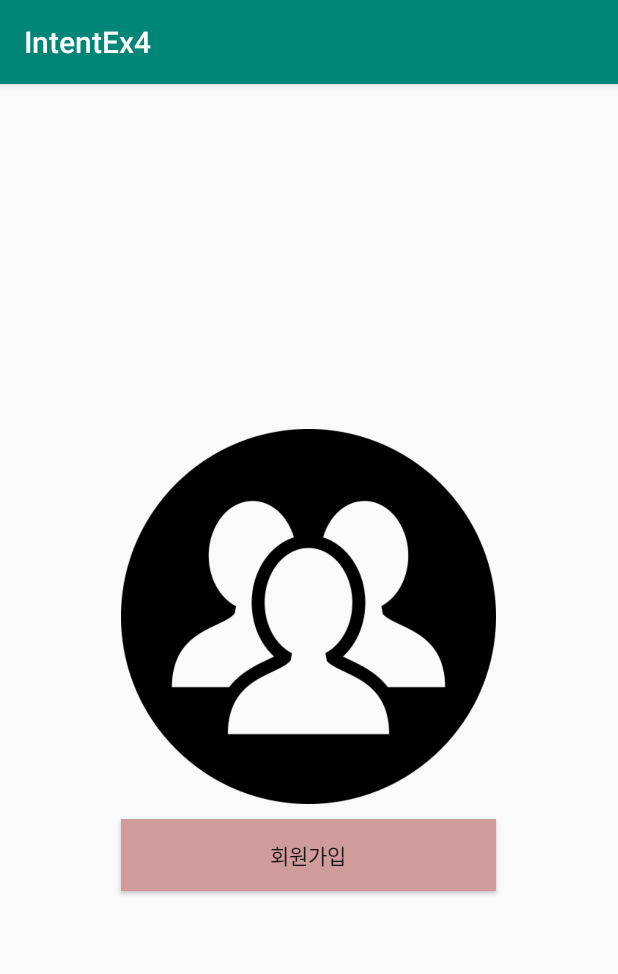
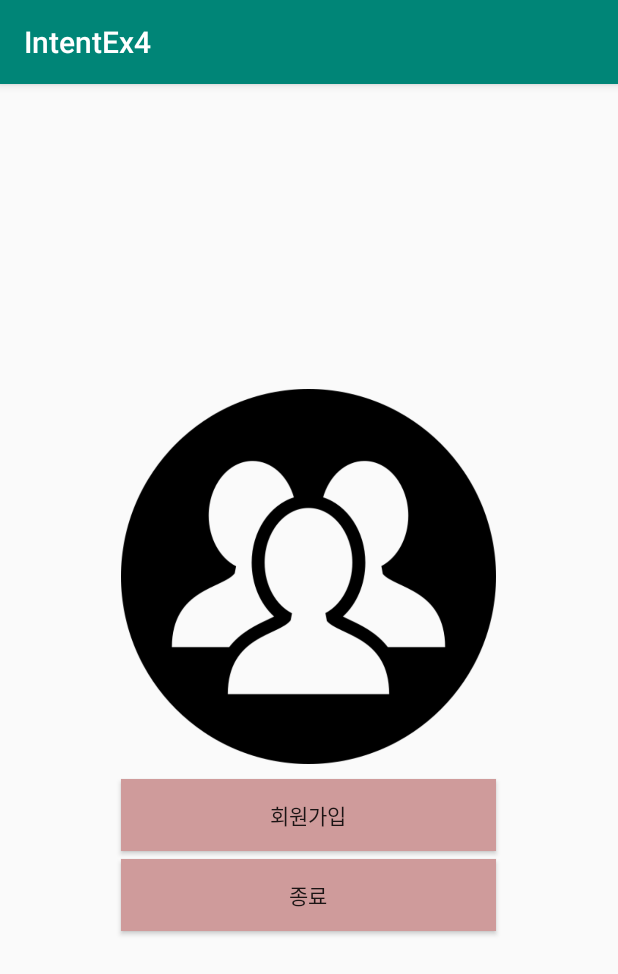
Before and after one commit to sujin22/IntentEx, an Android app: the screen it shows after launch (MainActivity), on a phone screen of 412 x 824 dp. Shown: the top 974 px of the screen. Run offline under Robolectric (Android 15) with nearby library versions, the phone set to English and light mode, and no system bars.

Commit message:
Add 'previous' function

```diff
--- a/IntentEx4/app/src/main/java/com/example/intentex4/Join1Activity.java
+++ b/IntentEx4/app/src/main/java/com/example/intentex4/Join1Activity.java
@@ -42,7 +42,6 @@ public class Join1Activity extends AppCompatActivity {
                 intent.putExtra("name",name);
 
                 startActivity(intent);
-                finish();
             }
         });
 
--- a/IntentEx4/app/src/main/java/com/example/intentex4/Join2Activity.java
+++ b/IntentEx4/app/src/main/java/com/example/intentex4/Join2Activity.java
@@ -51,14 +51,12 @@ public class Join2Activity extends AppCompatActivity {
                 intent.putExtra("name", name);
 
                startActivity(intent);
-               finish();
             }
         });
 
         btnNo.setOnClickListener(new View.OnClickListener() {
             @Override
             public void onClick(View v) {
-                Toast.makeText(getApplicationContext(), "회원가입 취소", Toast.LENGTH_SHORT).show();
                 finish();
             }
         });
--- a/IntentEx4/app/src/main/java/com/example/intentex4/Join3Activity.java
+++ b/IntentEx4/app/src/main/java/com/example/intentex4/Join3Activity.java
@@ -64,14 +64,12 @@ public class Join3Activity extends AppCompatActivity {
                 intent.putExtra("hobby", chkRs);
 
                 startActivity(intent);
-                finish();
             }
         });
 
         btnNo.setOnClickListener(new View.OnClickListener() {
             @Override
             public void onClick(View v) {
-                Toast.makeText(getApplicationContext(), "회원가입 취소", Toast.LENGTH_SHORT).show();
                 finish();
             }
         });
--- a/IntentEx4/app/src/main/java/com/example/intentex4/MainActivity.java
+++ b/IntentEx4/app/src/main/java/com/example/intentex4/MainActivity.java
@@ -9,19 +9,28 @@ import android.widget.Button;
 
 public class MainActivity extends AppCompatActivity {
 
-    Button btn_join = null;
+    Button btnJoin = null;
+    Button btnNo = null;
+
     @Override
     protected void onCreate(Bundle savedInstanceState) {
         super.onCreate(savedInstanceState);
         setContentView(R.layout.activity_main);
 
-        btn_join = (Button)findViewById(R.id.btn_join);
+        btnJoin = (Button)findViewById(R.id.btnJoin);
+        btnNo = (Button)findViewById(R.id.btnNo);
 
-        btn_join.setOnClickListener(new View.OnClickListener() {
+        btnJoin.setOnClickListener(new View.OnClickListener() {
             @Override
             public void onClick(View v) {
                 Intent intent = new Intent(MainActivity.this, Join1Activity.class);
                 startActivity(intent);
+            }
+        });
+
+        btnNo.setOnClickListener(new View.OnClickListener() {
+            @Override
+            public void onClick(View v) {
                 finish();
             }
         });
--- a/IntentEx4/app/src/main/res/layout/activity_main.xml
+++ b/IntentEx4/app/src/main/res/layout/activity_main.xml
@@ -14,11 +14,18 @@
         android:layout_gravity="center_horizontal"
         />
     <Button
-        android:id="@+id/btn_join"
+        android:id="@+id/btnJoin"
         android:layout_width="250dp"
         android:layout_height="wrap_content"
         android:layout_marginTop="10dp"
         android:text="회원가입"
         android:background="#cf9b9b"/>
+    <Button
+        android:id="@+id/btnNo"
+        android:layout_width="250dp"
+        android:layout_height="wrap_content"
+        android:text="종료"
+        android:background="#cf9b9b"
+        android:layout_marginTop="5dp"/>
 
 </LinearLayout>
```
Also changed, not shown: IntentEx4/app/src/main/java/com/example/intentex4/Join4Activity.java (+11 -2 lines), IntentEx4/app/src/main/res/layout/gender.xml (+7 -6 lines), IntentEx4/app/src/main/res/layout/hobby.xml (+8 -6 lines).
